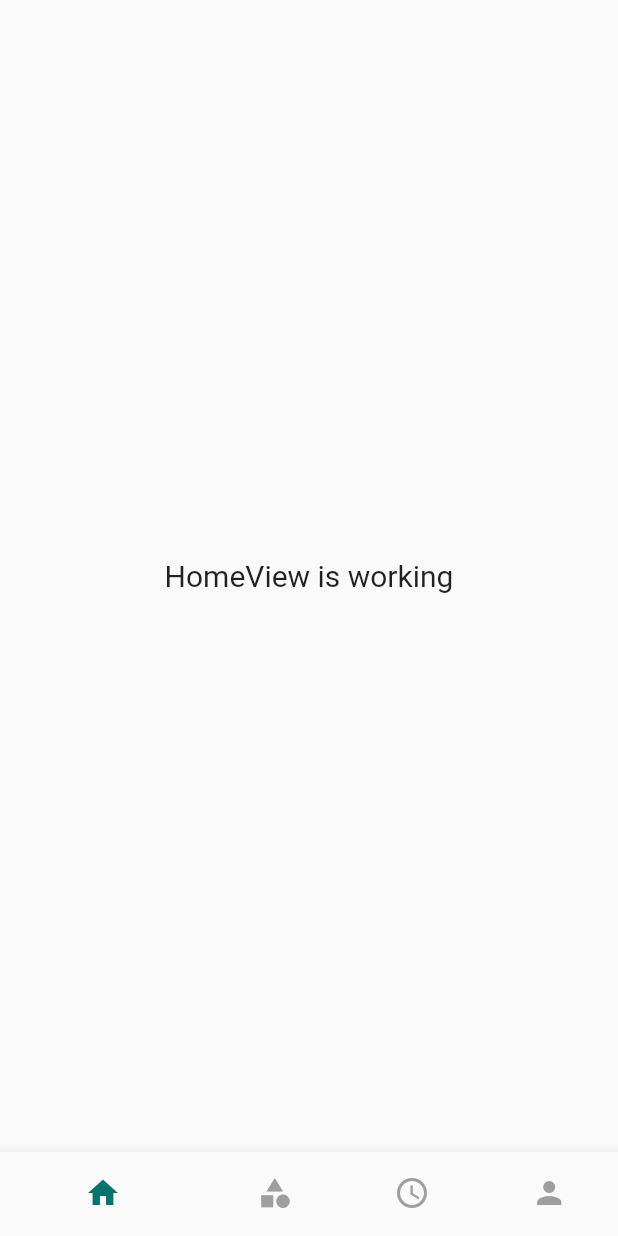
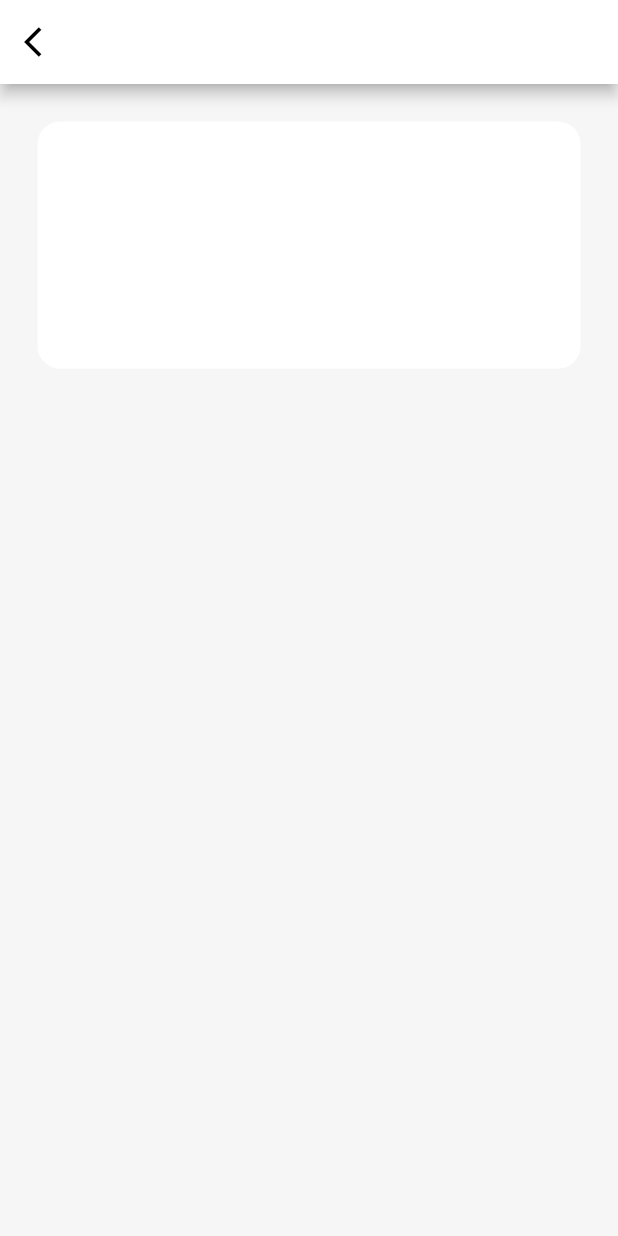
Before and after one commit to Baharudin78/hr_flutter, a Flutter app: the screen it shows after launch, on a phone screen of 412 x 824 dp. Run offline on Flutter 3.47's test engine with Material 2 defaults, Android fonts, the phone set to English and light mode, and no system bars; our stand-ins replace flutter_svg, get, google_fonts, sizer.

Commit message:
slicing ui jadwal detail

```diff
--- /dev/null
+++ b/lib/app/modules/detail_jadwal/views/detail_jadwal_view.dart
@@ -0,0 +1,46 @@
+import 'package:flutter/material.dart';
+
+import 'package:get/get.dart';
+import 'package:hr_flutter/constants/assets_path.dart';
+import 'package:hr_flutter/constants/colors.dart';
+import 'package:sizer/sizer.dart';
+
+import '../controllers/detail_jadwal_controller.dart';
+
+class DetailJadwalView extends GetView<DetailJadwalController> {
+  @override
+  Widget build(BuildContext context) {
+    return Sizer(
+      builder: (context, orientation, deviceType) {
+        return Scaffold(
+            backgroundColor: Palette.greyBackground,
+            appBar: AppBar(
+              title: Text('DetailJadwalView'),
+              centerTitle: true,
+              leading: GestureDetector(
+                child: Icon(
+                  Icons.arrow_back_ios,
+                  color: Colors.black,
+                ),
+                onTap: () {},
+              ),
+              backgroundColor: Colors.white,
+            ),
+            body: Column(
+              children: [
+                Padding(
+                  padding: const EdgeInsets.all(25),
+                  child: Container(
+                    width: 100.w,
+                    height: 20.h,
+                    decoration: BoxDecoration(
+                        color: Colors.white,
+                        borderRadius: BorderRadius.circular(15)),
+                  ),
+                )
+              ],
+            ));
+      },
+    );
+  }
+}
--- a/lib/constants/colors.dart
+++ b/lib/constants/colors.dart
@@ -27,6 +27,7 @@ class Palette {
   static const pearlLusta = Color(0xffFCF3E4);
   static const greenSoldig = Color(0xff07736F);
   static const redSoldig = Color(0xffD35D6E);
+  static const greyBackground = Color(0xffF6F6F6);
 }
 
 class AppFontStyle {
--- a/lib/routes/app_pages.dart
+++ b/lib/routes/app_pages.dart
@@ -1,5 +1,7 @@
 import 'package:get/get.dart';
 
+import '../app/modules/detail_jadwal/bindings/detail_jadwal_binding.dart';
+import '../app/modules/detail_jadwal/views/detail_jadwal_view.dart';
 import '../app/modules/getstarted/bindings/getstarted_binding.dart';
 import '../app/modules/getstarted/views/getstarted_view.dart';
 import '../app/modules/home/bindings/home_binding.dart';
@@ -20,7 +22,7 @@ part 'app_routes.dart';
 class AppPages {
   AppPages._();
 
-  static const INITIAL = Routes.HOME;
+  static const INITIAL = Routes.DETAIL_JADWAL;
 
   static final routes = [
     GetPage(
@@ -62,5 +64,10 @@ class AppPages {
       binding: ProfileBinding(),
       transition: Transition.fadeIn,
     ),
+    GetPage(
+      name: _Paths.DETAIL_JADWAL,
+      page: () => DetailJadwalView(),
+      binding: DetailJadwalBinding(),
+    ),
   ];
 }
--- a/lib/routes/app_routes.dart
+++ b/lib/routes/app_routes.dart
@@ -11,6 +11,7 @@ abstract class Routes {
   static const KATEGORI = _Paths.KATEGORI;
   static const SCHEDULE = _Paths.SCHEDULE;
   static const PROFILE = _Paths.PROFILE;
+  static const DETAIL_JADWAL = _Paths.DETAIL_JADWAL;
 }
 
 abstract class _Paths {
@@ -23,4 +24,5 @@ abstract class _Paths {
   static const KATEGORI = '/kategori';
   static const SCHEDULE = '/schedule';
   static const PROFILE = '/profile';
+  static const DETAIL_JADWAL = '/detail-jadwal';
 }
```
Also changed, not shown: lib/app/modules/detail_jadwal/bindings/detail_jadwal_binding.dart (added, +12 -0 lines), lib/app/modules/detail_jadwal/controllers/detail_jadwal_controller.dart (added, +20 -0 lines).
